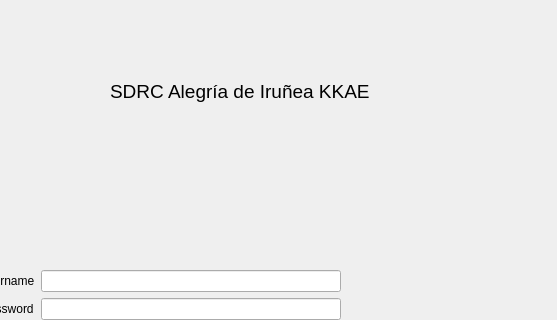
Old version of the form penyamanager/admin/adminloginwindow.ui in the repository eguzki/artzara.v2; both pictures show x 243 to 800 and y 0 to 320 of the 800 by 600 pixel window.
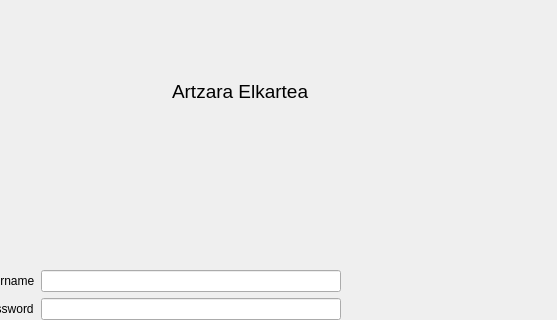
New version of the form. Icons and pictures are not drawn.

Diff of the .ui file:
```diff
--- a/penyamanager/admin/adminloginwindow.ui
+++ b/penyamanager/admin/adminloginwindow.ui
@@ -93,7 +93,7 @@
          </font>
         </property>
         <property name="text">
-         <string notr="true">&lt;html&gt;&lt;head/&gt;&lt;body&gt;&lt;p&gt;&lt;span style=&quot; font-size:14pt;&quot;&gt;SDRC Alegría de Iruñea KKAE&lt;/span&gt;&lt;/p&gt;&lt;/body&gt;&lt;/html&gt;</string>
+         <string notr="true">&lt;html&gt;&lt;head/&gt;&lt;body&gt;&lt;p&gt;&lt;span style=&quot; font-size:14pt;&quot;&gt;Artzara Elkartea&lt;/span&gt;&lt;/p&gt;&lt;/body&gt;&lt;/html&gt;</string>
         </property>
        </widget>
       </item>
```
Left out of the diff: 2 changed lines with no effect on the pictures.
